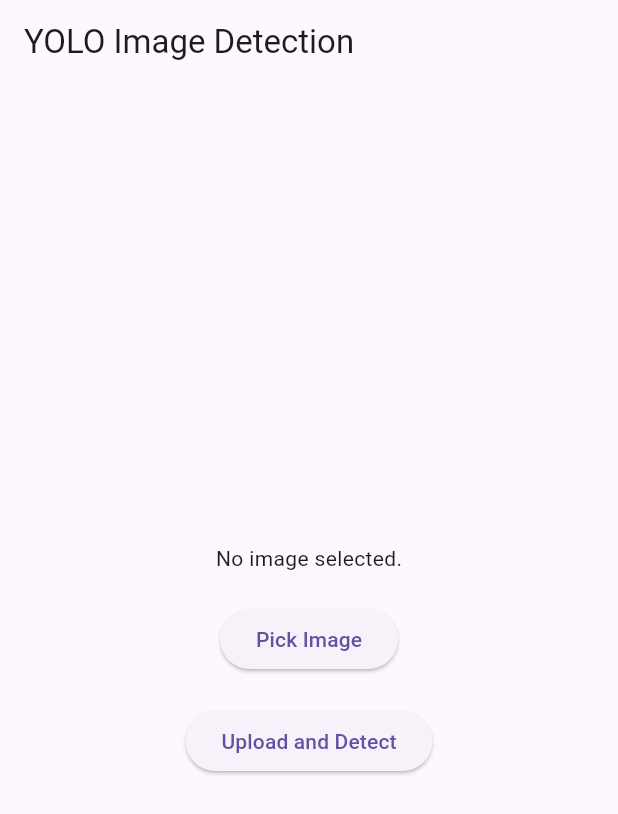
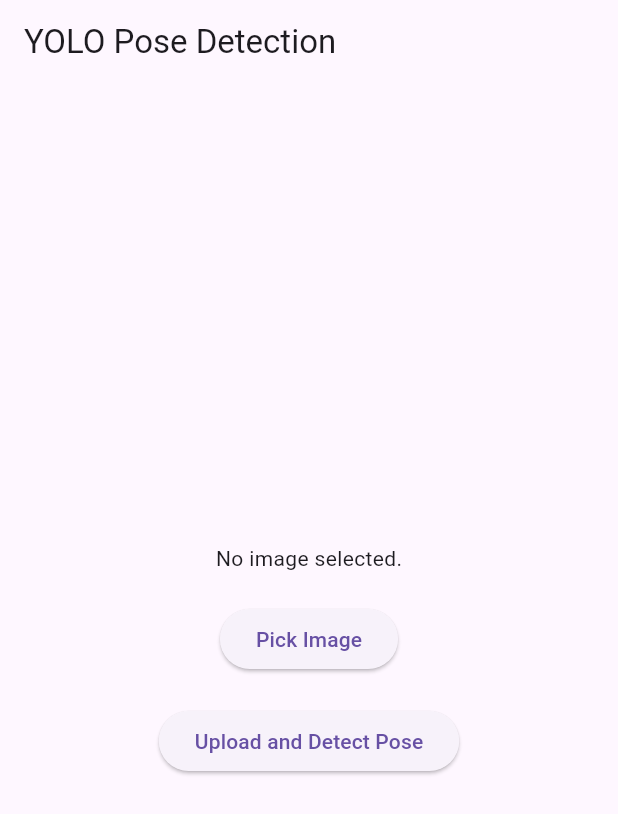
Before and after one commit to sixplatemizu/WebYOLO, a Flutter app: the screen it shows after launch, on a phone screen of 412 x 824 dp. Shown: the top 814 px of the screen. Run offline on Flutter 3.47's test engine with Material 3 defaults, Android fonts, the light colour scheme and no system bars; our stand-ins replace image_picker.

Commit message:
new functions added

```diff
--- a/flutter_ver/flutter_app/lib/image_picker.dart
+++ b/flutter_ver/flutter_app/lib/image_picker.dart
@@ -40,6 +40,7 @@
       var responseData = await response.stream.bytesToString();
       var jsonResponse = json.decode(responseData);
       String outputPath = jsonResponse['output_path'];
+      List<dynamic> keypoints = jsonResponse['keypoints'] ?? [];
 
       File processedImage = File(outputPath);
 
@@ -49,6 +50,7 @@
           builder: (context) => ImageViewerScreen(
             originalImage: _image!,
             processedImage: processedImage,
+            keypoints: keypoints,
           ),
         ),
       );
@@ -61,7 +63,7 @@
   Widget build(BuildContext context) {
     return Scaffold(
       appBar: AppBar(
-        title: const Text('YOLO Image Detection'),
+        title: const Text('YOLO Pose Detection'),
       ),
       body: Center(
         child: Column(
@@ -78,7 +80,7 @@
             const SizedBox(height: 20),
             ElevatedButton(
               onPressed: _uploadImage,
-              child: const Text('Upload and Detect'),
+              child: const Text('Upload and Detect Pose'),
             ),
           ],
         ),
```
Also changed, not shown: flutter_ver/flutter_app/lib/image_viewer.dart (+19 -9 lines), 1 other file.
